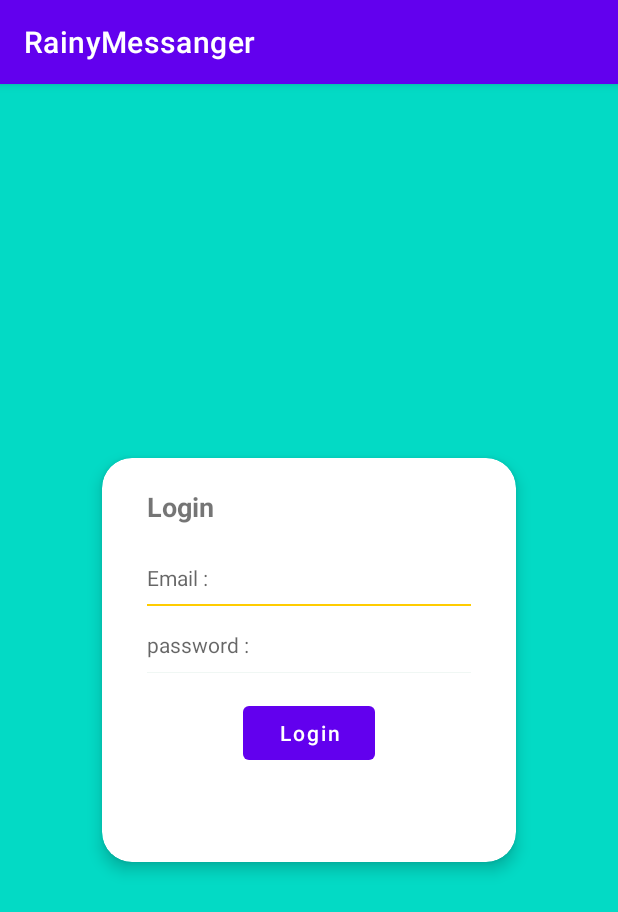
After one commit to hosseinkasiri/Rainy-Messenger, an Android app: the fragment LoginFragment shown on its own in the app's theme, on a phone screen of 412 x 824 dp. The commit adds this screen. Shown: the top 912 px of the screen. Run offline under Robolectric (Android 15) with nearby library versions, the phone set to English and light mode, and no system bars.

Commit message:
design login page

```diff
--- a/app/build.gradle
+++ b/app/build.gradle
@@ -43,6 +43,7 @@ dependencies {
     implementation 'com.google.firebase:firebase-database:19.2.1'
     implementation 'com.google.firebase:firebase-auth:20.0.2'
     implementation 'com.squareup.picasso:picasso:2.71828'
+    implementation 'androidx.legacy:legacy-support-v4:1.0.0'
     testImplementation 'junit:junit:4.+'
     androidTestImplementation 'androidx.test.ext:junit:1.1.2'
     androidTestImplementation 'androidx.test.espresso:espresso-core:3.3.0'
--- a/app/src/main/AndroidManifest.xml
+++ b/app/src/main/AndroidManifest.xml
@@ -9,7 +9,8 @@
         android:roundIcon="@mipmap/ic_launcher_round"
         android:supportsRtl="true"
         android:theme="@style/Theme.RainyMessanger">
-        <activity android:name=".RainyActivity">
+        <activity android:name=".controller.LoginActivity"></activity>
+        <activity android:name=".controller.RainyActivity">
             <intent-filter>
                 <action android:name="android.intent.action.MAIN" />
 
--- /dev/null
+++ b/app/src/main/java/com/example/rainymessanger/controller/LoginFragment.kt
@@ -0,0 +1,45 @@
+package com.example.rainymessanger.controller
+
+import android.os.Bundle
+import androidx.fragment.app.Fragment
+import android.view.LayoutInflater
+import android.view.View
+import android.view.ViewGroup
+import com.example.rainymessanger.R
+
+class LoginFragment : Fragment() {
+
+    override fun onCreate(savedInstanceState: Bundle?) {
+        super.onCreate(savedInstanceState)
+        arguments?.let {
+
+        }
+    }
+
+    override fun onCreateView(
+        inflater: LayoutInflater, container: ViewGroup?,
+        savedInstanceState: Bundle?
+    ): View? {
+        // Inflate the layout for this fragment
+        return inflater.inflate(R.layout.fragment_login, container, false)
+    }
+
+    companion object {
+        /**
+         * Use this factory method to create a new instance of
+         * this fragment using the provided parameters.
+         *
+         * @param param1 Parameter 1.
+         * @param param2 Parameter 2.
+         * @return A new instance of fragment LoginFragment.
+         */
+        // TODO: Rename and change types and number of parameters
+        @JvmStatic
+        fun newInstance() =
+            LoginFragment().apply {
+                arguments = Bundle().apply {
+
+                }
+            }
+    }
+}
--- a/app/src/main/java/com/example/rainymessanger/RainyActivity.kt
+++ b/app/src/main/java/com/example/rainymessanger/controller/RainyActivity.kt
@@ -1,7 +1,8 @@
-package com.example.rainymessanger
+package com.example.rainymessanger.controller
 
 import androidx.appcompat.app.AppCompatActivity
 import android.os.Bundle
+import com.example.rainymessanger.R
 
 class RainyActivity : AppCompatActivity() {
 
--- a/app/src/main/res/layout/activity_rainy.xml
+++ b/app/src/main/res/layout/activity_rainy.xml
@@ -6,7 +6,7 @@
     android:layout_width="match_parent"
     android:layout_height="match_parent"
     android:background="@color/teal_200"
-    tools:context=".RainyActivity">
+    tools:context=".controller.RainyActivity">
 
     <ImageView
         android:id="@+id/imageView"
--- /dev/null
+++ b/app/src/main/res/layout/fragment_login.xml
@@ -0,0 +1,82 @@
+<?xml version="1.0" encoding="utf-8"?>
+<RelativeLayout xmlns:android="http://schemas.android.com/apk/res/android"
+    xmlns:tools="http://schemas.android.com/tools"
+    android:layout_width="match_parent"
+    android:layout_height="match_parent"
+    xmlns:app="http://schemas.android.com/apk/res-auto"
+    android:background="@color/teal_200"
+    tools:context=".controller.LoginFragment">
+
+    <androidx.cardview.widget.CardView
+        android:id="@+id/card_view"
+        android:layout_width="300dp"
+        android:layout_height="300dp"
+        android:layout_centerInParent="true"
+        app:cardCornerRadius="20dp"
+        app:cardElevation="6dp"
+        app:cardUseCompatPadding="true">
+
+        <LinearLayout
+            android:layout_width="match_parent"
+            android:layout_height="match_parent"
+            android:orientation="vertical">
+
+            <TextView
+                android:layout_width="wrap_content"
+                android:layout_height="wrap_content"
+                android:text="@string/login"
+                android:textStyle="bold"
+                android:textSize="18sp"
+                android:layout_marginStart="30dp"
+                android:layout_marginTop="20dp"/>
+
+            <LinearLayout
+                android:layout_width="match_parent"
+                android:layout_height="wrap_content"
+                android:orientation="vertical"
+                android:paddingStart="30dp"
+                android:paddingEnd="30dp"
+                android:layout_marginTop="10dp">
+
+                <EditText
+                    android:id="@+id/login_email_input"
+                    android:layout_width="match_parent"
+                    android:layout_height="wrap_content"
+                    android:background="@drawable/selector_bg_edit_2"
+                    android:hint="@string/email"
+                    android:textSize="14sp"
+                    android:textCursorDrawable="@drawable/bg_input_cursor_2"
+                    android:inputType="textEmailAddress"
+                    android:layout_marginTop="15dp"
+                    android:paddingBottom="10dp"
+                    android:autofillHints="" />
+
+                <EditText
+                    android:id="@+id/login_password_input"
+                    android:layout_width="match_parent"
+                    android:layout_height="wrap_content"
+                    android:background="@drawable/selector_bg_edit_2"
+                    android:hint="@string/password"
+                    android:layout_marginTop="15dp"
+                    android:inputType="textPassword"
+                    android:paddingBottom="10dp"
+                    android:textSize="14sp"
+                    android:importantForAutofill="no" />
+
+                <Button
+                    android:id="@+id/login_button"
+                    android:layout_width="wrap_content"
+                    android:layout_height="wrap_content"
+                    android:text="@string/login"
+                    android:textAllCaps="false"
+                    android:stateListAnimator="@drawable/state_list_animator_z"
+                    android:layout_marginTop="15dp"
+                    android:layout_gravity="center"
+                    android:layout_marginBottom="10dp"/>
+
+            </LinearLayout>
+
+        </LinearLayout>
+
+    </androidx.cardview.widget.CardView>
+</RelativeLayout>
--- a/app/src/main/res/values/strings.xml
+++ b/app/src/main/res/values/strings.xml
@@ -1,4 +1,9 @@
 <resources>
     <string name="app_name">RainyMessanger</string>
     <string name="welcome">welcome to rainy</string>
+    <!-- TODO: Remove or change this placeholder text -->
+    <string name="hello_blank_fragment">Hello blank fragment</string>
+    <string name="login">Login</string>
+    <string name="email">Email :</string>
+    <string name="password">password :</string>
 </resources>
```
Also changed, not shown: app/src/main/java/com/example/rainymessanger/controller/LoginActivity.kt (added, +20 -0 lines), app/src/main/java/com/example/rainymessanger/controller/SingleFragmentActivity.kt (added, +24 -0 lines), app/src/main/res/layout/activity_login.xml (added, +10 -0 lines).
